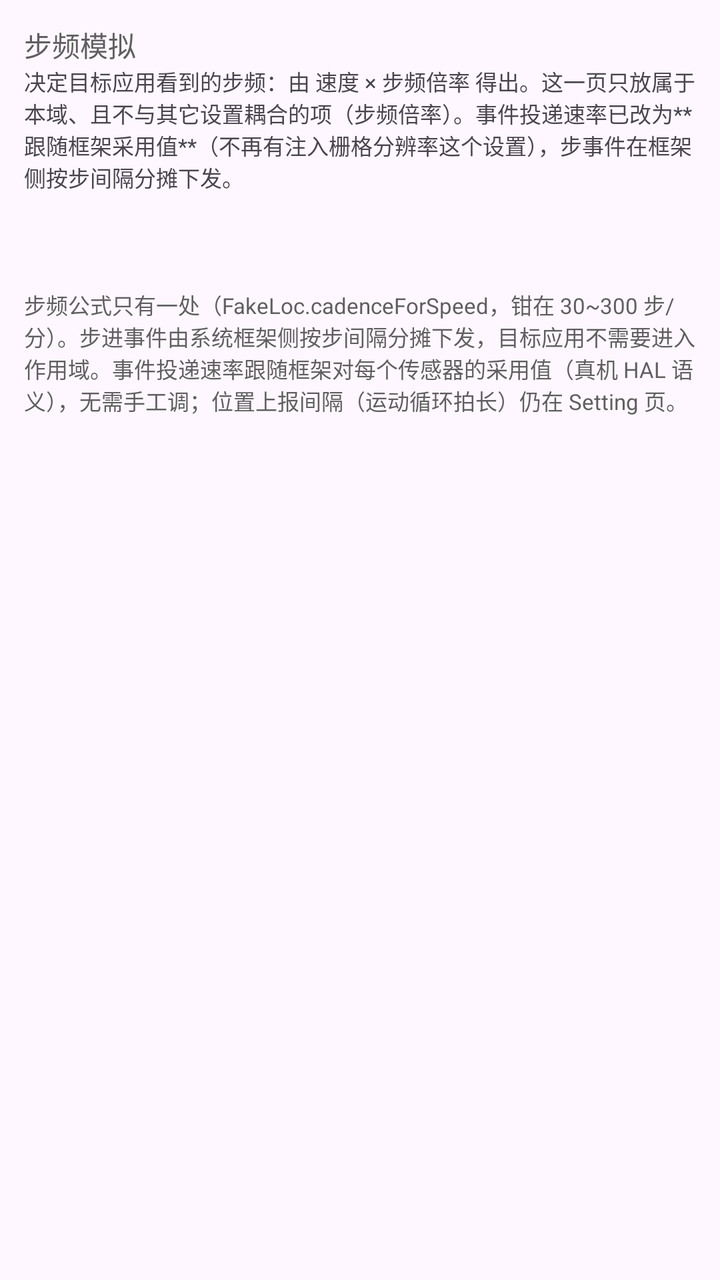
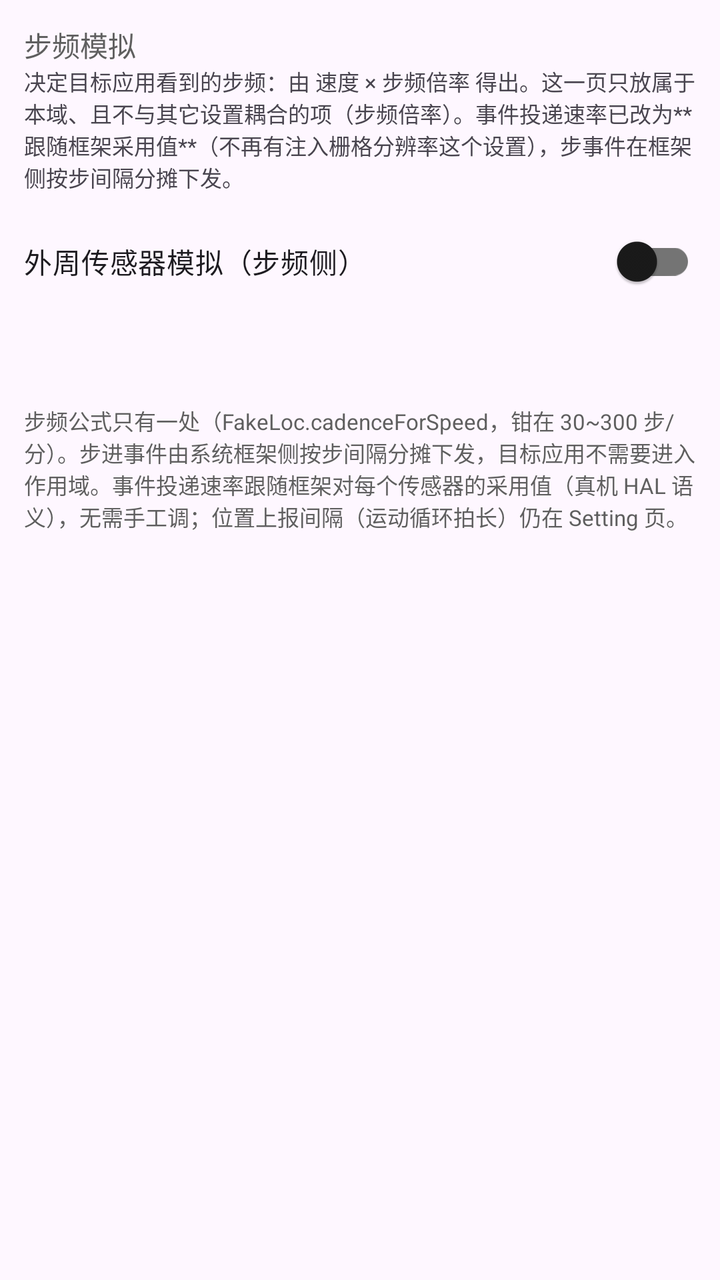

Two renders of the same Android screen: before a commit and after it. Below are the layout's source before the change and the commit's diff.
<!-- AndroidManifest.xml: application theme AppTheme -->
<!-- res/layout/fragment_cadence.xml -->
<?xml version="1.0" encoding="utf-8"?>
<androidx.constraintlayout.widget.ConstraintLayout
    xmlns:android="http://schemas.android.com/apk/res/android"
    xmlns:app="http://schemas.android.com/apk/res-auto"
    android:layout_width="match_parent"
    android:layout_height="match_parent">

    <ScrollView
        android:layout_width="match_parent"
        android:layout_height="0dp"
        app:layout_constraintTop_toTopOf="parent"
        app:layout_constraintBottom_toBottomOf="parent">

        <LinearLayout
            android:layout_width="match_parent"
            android:layout_height="wrap_content"
            android:orientation="vertical"
            android:padding="12dp">

            <com.google.android.material.textview.MaterialTextView
                android:layout_width="wrap_content"
                android:layout_height="wrap_content"
                android:text="步频模拟"
                android:textColor="?attr/colorOnSurfaceVariant" />

            <com.google.android.material.textview.MaterialTextView
                android:layout_width="match_parent"
                android:layout_height="wrap_content"
                android:text="@string/cadence_page_desc"
                android:textSize="11sp" />

            
            <com.google.android.material.textview.MaterialTextView
                android:id="@+id/cadence_readout"
                android:layout_width="match_parent"
                android:layout_height="wrap_content"
                android:layout_marginTop="10dp"
                android:textSize="13sp" />

            
            <LinearLayout
                android:id="@+id/cadence_rows"
                android:layout_width="match_parent"
                android:layout_height="wrap_content"
                android:layout_marginTop="8dp"
                android:orientation="vertical" />

            <com.google.android.material.textview.MaterialTextView
                android:layout_width="match_parent"
                android:layout_height="wrap_content"
                android:layout_marginTop="12dp"
                android:text="@string/cadence_footer"
                android:textSize="11sp"
                android:textColor="?attr/colorOnSurfaceVariant" />

        </LinearLayout>
    </ScrollView>
</androidx.constraintlayout.widget.ConstraintLayout>
<!-- resources referenced by this layout -->
<resources>
  <string name="cadence_footer">步频公式只有一处（FakeLoc.cadenceForSpeed，钳在 30~300 步/分）。步进事件由系统框架侧按"步间隔"分摊下发，目标应用不需要进入作用域。事件投递速率跟随框架对每个传感器的采用值（真机 HAL 语义），无需手工调；位置上报间隔（运动循环拍长）仍在 Setting 页。</string>
  <string name="cadence_page_desc">决定"目标应用看到的步频"：由 速度 × 步频倍率 得出。这一页只放属于本域、且不与其它设置耦合的项（步频倍率）。事件投递速率已改为**跟随框架采用值**（不再有"注入栅格分辨率"这个设置），步事件在框架侧按步间隔分摊下发。</string>
  <style name="AppTheme" parent="Theme.Material3.Light.NoActionBar">
          
          <item name="colorPrimary">#5F5F5F</item>
          <item name="colorOnPrimary">#FFFFFF</item>
          <item name="colorPrimaryContainer">#E0E0E0</item>
          <item name="colorOnPrimaryContainer">#1E1E1E</item>
          <item name="colorSecondary">#494949</item>
          <item name="colorOnSecondary">#FFFFFF</item>
          <item name="colorSecondaryContainer">#E7E7E7</item>
          <item name="colorOnSecondaryContainer">#2A2A2A</item>
          <item name="colorSurface">#FFFFFF</item>
          <item name="colorOnSurface">#1A1A1A</item>
          <item name="colorSurfaceVariant">#F0F0F0</item>
          <item name="colorOnSurfaceVariant">#5F5F5F</item>
          <item name="colorOutline">#747474</item>
  
          
          <item name="portalFabIconTint">#1A1A1A</item>
  
          
          <item name="android:statusBarColor">@android:color/transparent</item>
          <item name="android:windowDrawsSystemBarBackgrounds">true</item>
          <item name="android:windowTranslucentStatus">true</item>
          <item name="windowActionModeOverlay">true</item>
          <item name="windowActionBar">false</item>
          <item name="windowNoTitle">true</item>
  
          
          <item name="searchViewStyle">@style/Portal.SearchViewStyle</item>
          <item name="sliderStyle">@style/Portal.SliderTheme</item>
          <item name="android:popupMenuStyle">@style/PortalPopupMenuStyle</item>
      </style>
  <style name="Portal.SearchViewStyle" parent="Widget.AppCompat.SearchView" />
  <style name="Portal.SliderTheme" parent="Widget.Material3.Slider" />
  <style name="PortalPopupMenuStyle" parent="Widget.Material3.PopupMenu">
          <item name="android:popupAnimationStyle">@style/PortalPopupAnimation</item>
      </style>
  <style name="PortalPopupAnimation">
          <item name="android:windowEnterAnimation">@anim/popup_in_top_end</item>
          <item name="android:windowExitAnimation">@anim/popup_out_top_end</item>
      </style>
</resources>

<!-- the commit's change to res/layout/fragment_cadence.xml (unified diff, before → after) -->
@@ -30,6 +30,14 @@
                 android:textSize="11sp" />
 
             
+            
+            <com.google.android.material.switchmaterial.SwitchMaterial
+                android:id="@+id/cadence_mock_switch"
+                android:layout_width="match_parent"
+                android:layout_height="wrap_content"
+                android:layout_marginTop="10dp"
+                android:text="@string/cadence_mock" />
+
             <com.google.android.material.textview.MaterialTextView
                 android:id="@+id/cadence_readout"
                 android:layout_width="match_parent"
<!-- resource entries referenced after the edit -->
@@ -1,6 +1,7 @@
 <!-- resources referenced by this layout -->
 <resources>
   <string name="cadence_footer">步频公式只有一处（FakeLoc.cadenceForSpeed，钳在 30~300 步/分）。步进事件由系统框架侧按"步间隔"分摊下发，目标应用不需要进入作用域。事件投递速率跟随框架对每个传感器的采用值（真机 HAL 语义），无需手工调；位置上报间隔（运动循环拍长）仍在 Setting 页。</string>
+  <string name="cadence_mock">外周传感器模拟（步频侧）</string>
   <string name="cadence_page_desc">决定"目标应用看到的步频"：由 速度 × 步频倍率 得出。这一页只放属于本域、且不与其它设置耦合的项（步频倍率）。事件投递速率已改为**跟随框架采用值**（不再有"注入栅格分辨率"这个设置），步事件在框架侧按步间隔分摊下发。</string>
   <style name="AppTheme" parent="Theme.Material3.Light.NoActionBar">
           
